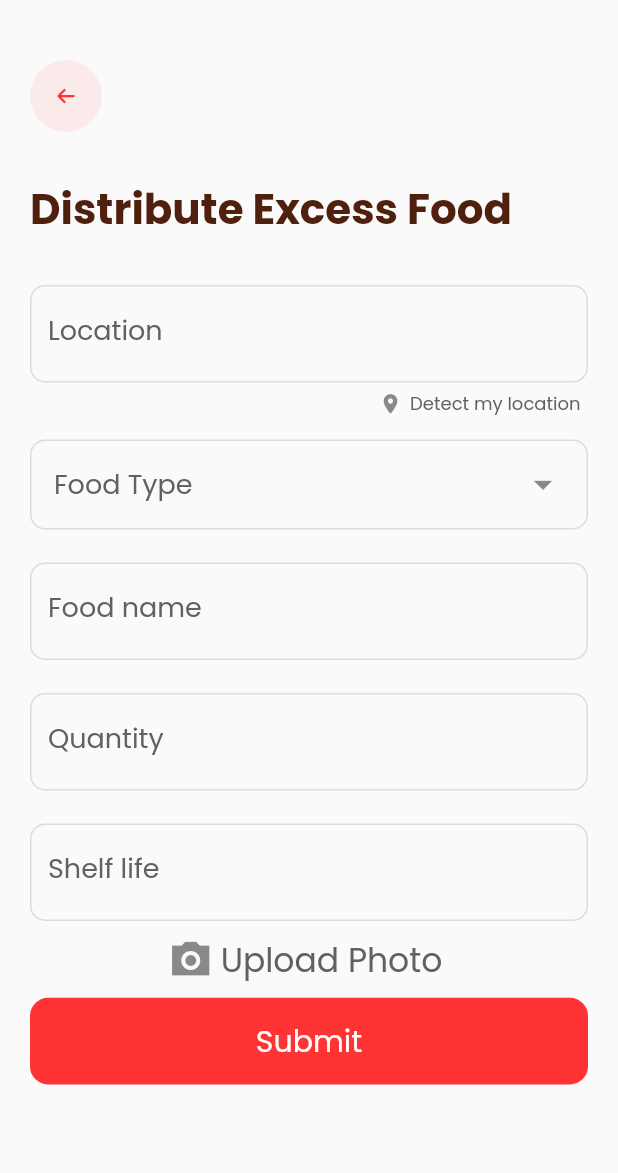
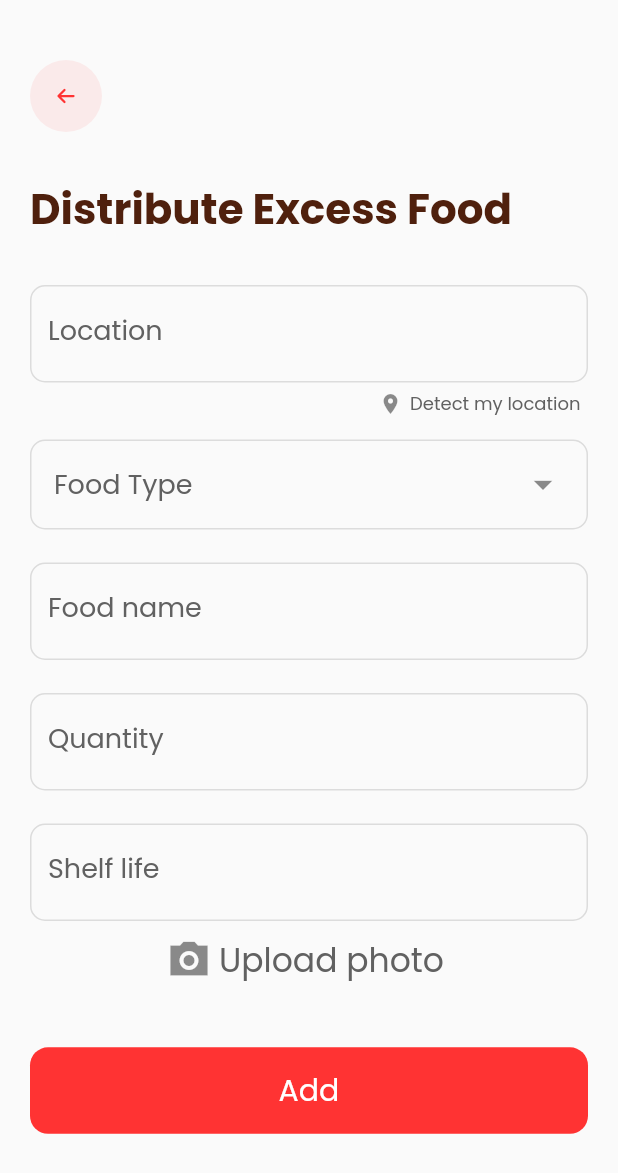
Before and after one commit to soham-dixit/share-a-bite, a Flutter app: the DistributeForm screen opened by its route, on a phone screen of 412 x 824 dp. Shown: the top 1173 px of the screen. Run offline on Flutter 3.47's test engine with Material 2 defaults, Android fonts, the phone set to English and light mode, and no system bars; our stand-ins replace cloud_firestore, dropdown_button2, firebase_auth, firebase_core, firebase_database, firebase_storage and 10 more; missing offline and left inert: encrypt; accounts and stored records are empty; project files that could hold a hidden picture were left out.

Commit message:
form updated

```diff
--- a/lib/restro/DistributeForm.dart
+++ b/lib/restro/DistributeForm.dart
@@ -644,8 +644,8 @@ class _DistributeFormState extends State<DistributeForm> {
                                 SizedBox(width: 5),
                                 Text(
                                   isImageUploaded
-                                      ? 'Image Uploaded'
-                                      : 'Upload Photo',
+                                      ? 'Photo uploaded'
+                                      : 'Upload photo',
                                   style: const TextStyle(
                                     fontSize: 22,
                                     color: Color(0xFF616161),
@@ -656,16 +656,40 @@ class _DistributeFormState extends State<DistributeForm> {
                             ),
                           ),
                         ),
+                        // preview image in box
+                        isImageUploaded
+                            ? Container(
+                                margin: EdgeInsets.only(top: 10),
+                                height: 180,
+                                width: 180,
+                                decoration: BoxDecoration(
+                                  borderRadius: BorderRadius.circular(10),
+                                  border: Border.all(
+                                    color: const Color(
+                                        0xffff3333), // Set the color of the border
+                                    width: 2, // Set the width of the border
+                                  ),
+                                ),
+                                child: Container(
+                                  decoration: BoxDecoration(
+                                    borderRadius: BorderRadius.circular(8),
+                                    image: DecorationImage(
+                                      image: FileImage(image!),
+                                      fit: BoxFit.cover,
+                                    ),
+                                  ),
+                                ),
+                              )
+                            : Container(),
                       ],
                     ),
                   ),
                 ],
               ),
-              Container(
-                  padding:
-                      // calculate mobile screen height and divide it by 2
-                      EdgeInsets.only(
-                          top: MediaQuery.of(context).size.height / 100,
+              isImageUploaded
+                  ? Container(
+                      padding: EdgeInsets.only(
+                          top: MediaQuery.of(context).size.height / 30,
                           bottom: 20),
                       child: MainButton(
                         initialTitle: 'Submit',
@@ -673,6 +697,21 @@ class _DistributeFormState extends State<DistributeForm> {
                           if (formKey.currentState!.validate()) {
                             _submitForm();
                             print('Form is valid');
+                          }
+                        },
+                      ))
+                  : Container(
+                      padding: EdgeInsets.only(
+                          top: MediaQuery.of(context).size.height / 20),
+                      child: MainButton(
+                        initialTitle: 'Add',
+                        onPressed: () {
+                          if (formKey.currentState!.validate() &&
+                              isImageUploaded) {
+                            _submitForm();
+                            print('Form is valid');
+                          } else {
+                            Get.snackbar('Error', 'Please upload photo');
                           }
                         },
                       ))
--- a/lib/restro/PendingReq.dart
+++ b/lib/restro/PendingReq.dart
@@ -44,7 +44,7 @@ class _RestroPendingReqState extends State<RestroPendingReq> {
         pendingListData.addAll(pendingData.values.toList());
       }
     }
-    print('pending list data $pendingListData');
+    // print('pending list data $pendingListData');
 
     print(pendingListData.length);
 
--- a/lib/restro/menu.dart
+++ b/lib/restro/menu.dart
@@ -270,7 +270,9 @@ class _RestroMenuState extends State<RestroMenu> {
                 height: 12,
               ),
               GestureDetector(
-                onTap: () {},
+                onTap: () {
+                  Get.toNamed('/RestroPendingReq');
+                },
                 child: Row(
                   mainAxisAlignment: MainAxisAlignment.spaceBetween,
                   children: const [
```
Lines whose indentation alone changed are shown as unchanged.
